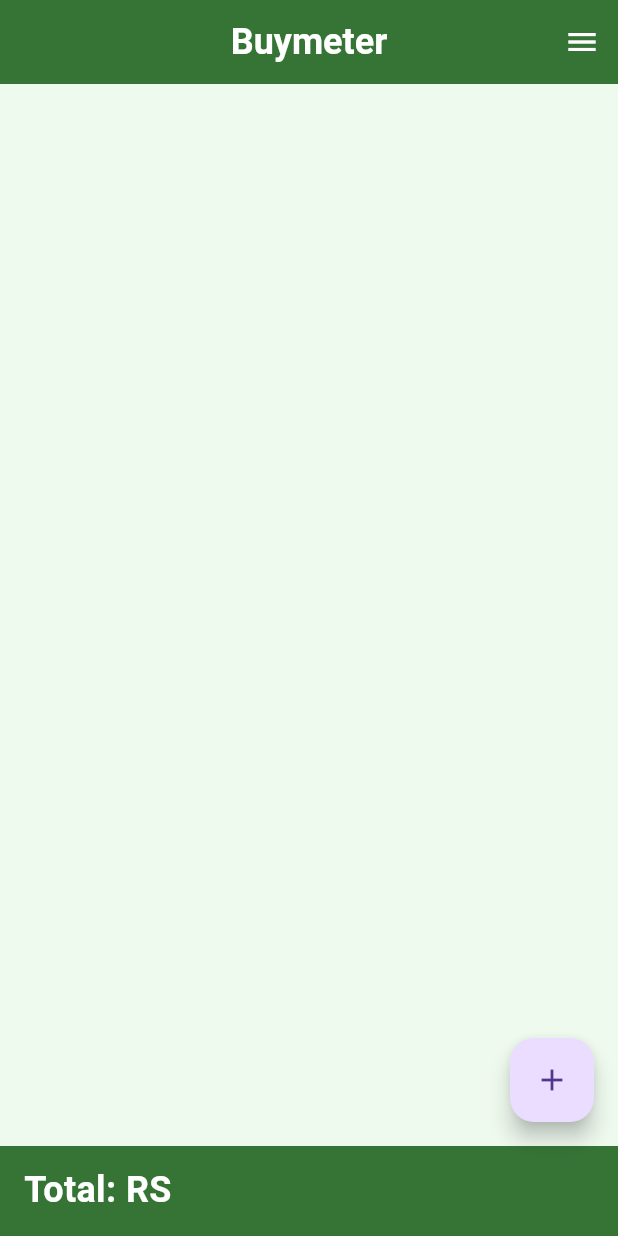
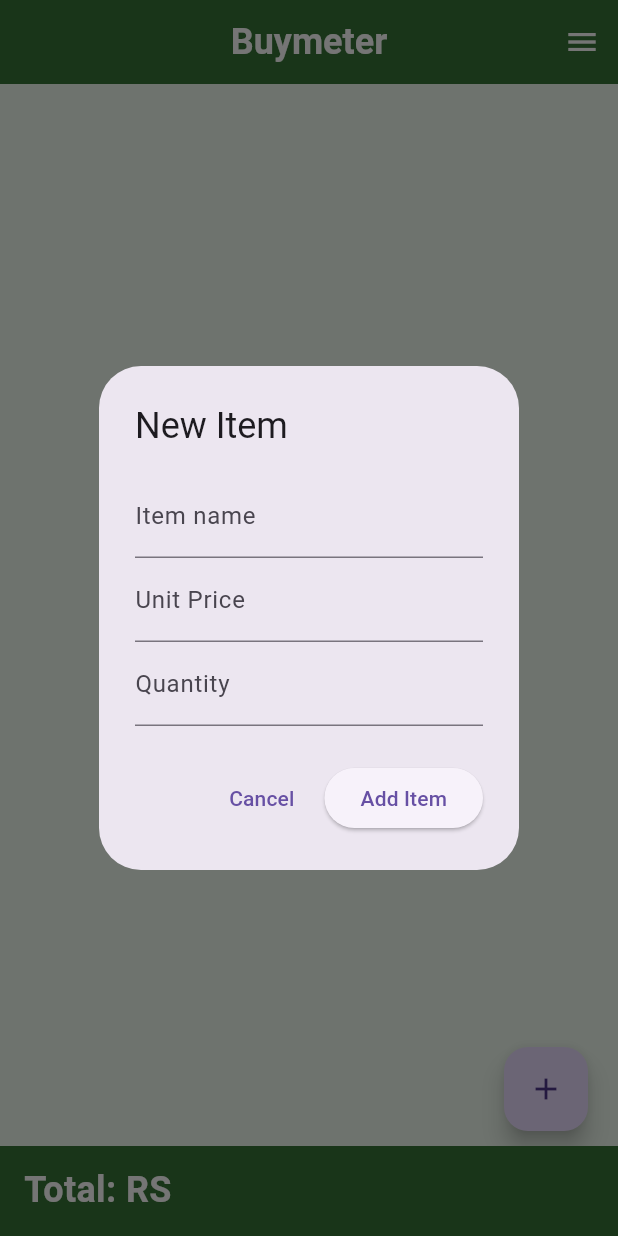
Before and after one commit to altNath/buymeter, a Flutter app: the screen it shows after launch, after a tap on the "add" icon, on a phone screen of 412 x 824 dp. Run offline on Flutter 3.47's test engine with Material 3 defaults, Android fonts, the light colour scheme and no system bars.

Commit message:
modified:   lib/main.dart

```diff
--- a/lib/main.dart
+++ b/lib/main.dart
@@ -33,7 +33,6 @@ class MainScreen extends StatelessWidget {
           ],
       ),
       body: ItemList(),
-      floatingActionButton: FloatingActionButton(onPressed:() => NewItemWindow(), child: Icon(Icons.add),),
       bottomNavigationBar: BottomAppBar(
           height: 60.0,
           color: const Color.fromARGB(255, 54, 116, 54),
@@ -51,7 +50,7 @@ class ItemList extends StatefulWidget {
 }
 
 class _ItemListState extends State<ItemList> {
-  //Item list to be filled and displayed
+  // Item list to be filled and displayed
   final List<Item> _itemList = [];
 
   // Object controllers
@@ -59,25 +58,131 @@ class _ItemListState extends State<ItemList> {
   final priceCtrl = TextEditingController();
   final qttCtrl = TextEditingController();
 
+  // List Managing functions
+  void _addItem(Item i){
+    setState(() {
+      _itemList.add(i);
+    });
+  }
+
+  void _removeItem(int i){
+    setState(() {
+      _itemList.removeAt(i);
+    });
+  }
+
   @override
   Widget build(BuildContext context) {
-    return ListView.builder(
-      itemCount: _itemList.length,
-      itemBuilder:(context, i){
-        Card();
-      });
+    return Column(
+      children: [
+        Expanded(
+          child: ListView.builder(
+            itemCount: _itemList.length,
+            itemBuilder:(context, i){
+              final item = _itemList[i];
+              return Card(
+                child: ListTile(
+                  leading: Icon(Icons.shopping_bag),
+                  title: Text(item.name),
+                  subtitle: Text('${item.quantity} x ${item.price}: ${item.price * item.quantity}'),
+                  trailing: PopupMenuButton(
+                    itemBuilder: (context) => [
+                      PopupMenuItem(child: Row(children: [Icon(Icons.edit), Text('Edit')],)),
+                      PopupMenuItem(child: Row(children: [Icon(Icons.delete), Text('Delete')],)),
+                    ],
+                    icon: Icon(Icons.more_vert),
+                    ),
+                ),
+              );
+            }),
+          ),
+        NewItemWindow(onAdd: _addItem),
+      ],
+    );
   }
 }
 
 
 class NewItemWindow extends StatelessWidget {
-  const NewItemWindow({super.key});
+  final void Function(Item) onAdd;
+  NewItemWindow({required this.onAdd});
+
+  // Object controllers
+  final nameCtrl = TextEditingController();
+  final priceCtrl = TextEditingController();
+  final qttCtrl = TextEditingController();
+
+  void _funNewItem(BuildContext context){
+    showDialog(context: context, builder:(context){
+      return AlertDialog(
+        title: Text('New Item'),
+        content: Column(
+          mainAxisSize: MainAxisSize.min,
+          children: [
+            TextField( // ---------- Name field
+              controller: nameCtrl,
+              decoration: InputDecoration(
+                labelText: 'Item name',
+              ),
+            ),
+            TextField( // ---------- Price field
+              controller: priceCtrl,
+              decoration: InputDecoration(
+                labelText: 'Unit Price',
+              ),
+              keyboardType: TextInputType.numberWithOptions(decimal: true),
+            ),
+            TextField( // ---------- Quantity field
+              controller: qttCtrl,
+              decoration: InputDecoration(
+                labelText: 'Quantity',
+              ),
+              keyboardType: TextInputType.number,
+            )
+          ],
+        ),
+        actions: [
+          TextButton(onPressed: Navigator.of(context).pop, child: Text('Cancel')), //Cancel new item
+          ElevatedButton(onPressed:(){ //Add new item
+            final newItem = Item(
+              name: nameCtrl.text,
+              price: double.tryParse(priceCtrl.text) ?? 0.0,
+              quantity: int.tryParse(qttCtrl.text) ?? 0,
+            );
+            onAdd(newItem);
+            Navigator.of(context).pop();
+          }, child: Text('Add Item')),
+        ],
+      );
+    });
+  }
 
   @override
   Widget build(BuildContext context) {
-    return const Placeholder();
+    return Column(
+      mainAxisSize: MainAxisSize.min,
+      children: [
+        Row(
+          mainAxisAlignment: MainAxisAlignment.end,
+          children: [
+            FloatingActionButton(
+              onPressed:() => _funNewItem(context),
+              child: Icon(Icons.add),
+              ),
+            SizedBox(
+              width: 20.0,
+            )
+          ],
+        ),
+        SizedBox(
+          height: 10.0,
+        )
+      ],
+    );
   }
 }
+
+
 class Item{
   String name;
   double price;
```
